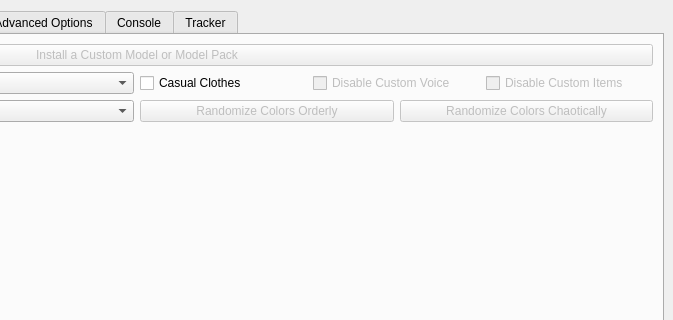
This is gui/mainwindow.ui in SuperDude88/TWWHD-Randomizer as Qt 5 draws it before an edit; both pictures show x 399 to 1072 and y 0 to 320 of the 1072 by 764 pixel window. The edited form follows.
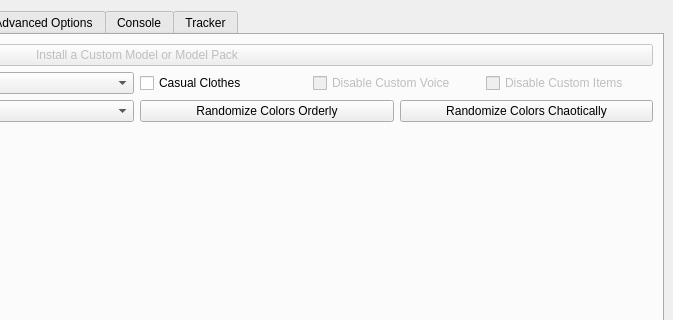
This is the edited form.

Diff of the .ui file:
```diff
--- a/gui/mainwindow.ui
+++ b/gui/mainwindow.ui
@@ -1193,7 +1193,7 @@
                 <item>
                  <widget class="QPushButton" name="randomize_all_custom_colors_together">
                   <property name="enabled">
-                   <bool>false</bool>
+                   <bool>true</bool>
                   </property>
                   <property name="text">
                    <string>Randomize Colors Orderly</string>
@@ -1203,7 +1203,7 @@
                 <item>
                  <widget class="QPushButton" name="randomize_all_custom_colors_separately">
                   <property name="enabled">
-                   <bool>false</bool>
+                   <bool>true</bool>
                   </property>
                   <property name="text">
                    <string>Randomize Colors Chaotically</string>
```
